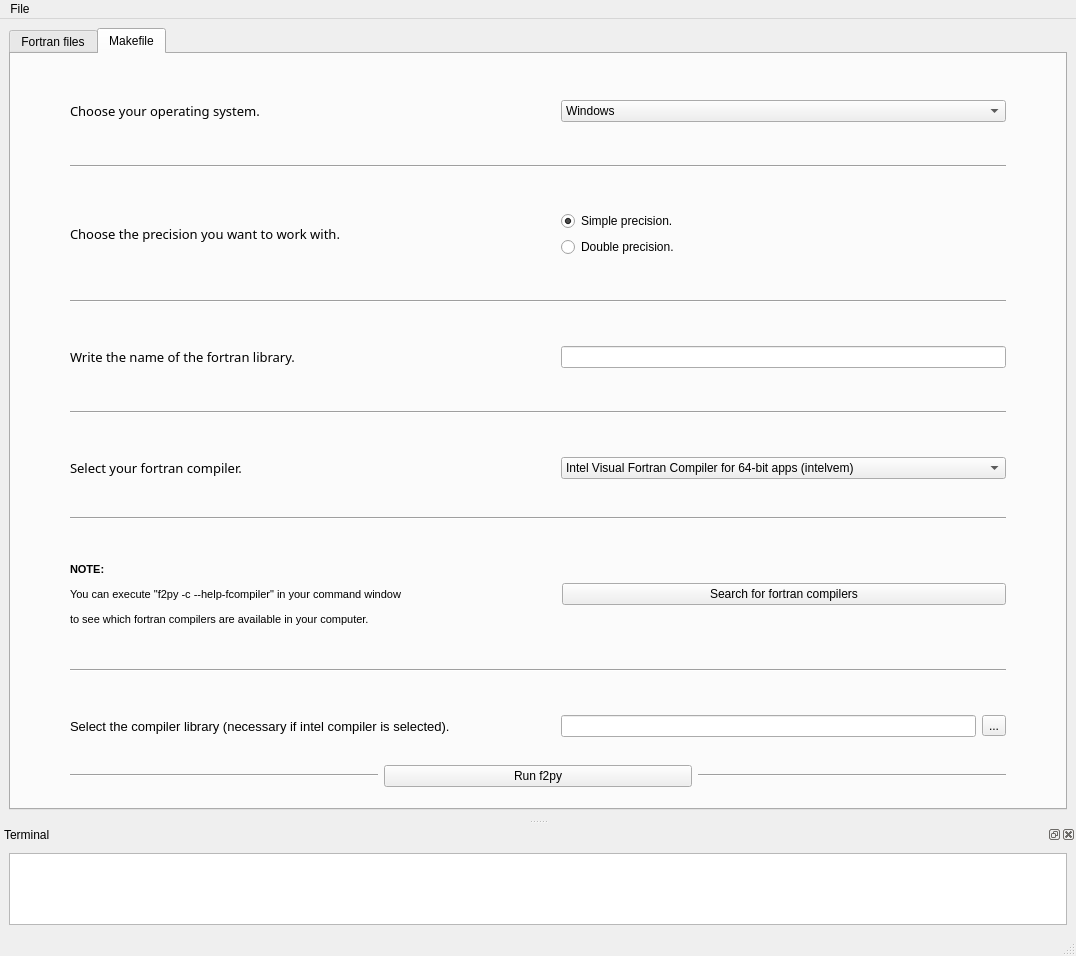
Above: fparser_GUI/GUI.ui from mramagu/Fortran-to-Python-Wrapper before the change. Below: the same form after it.
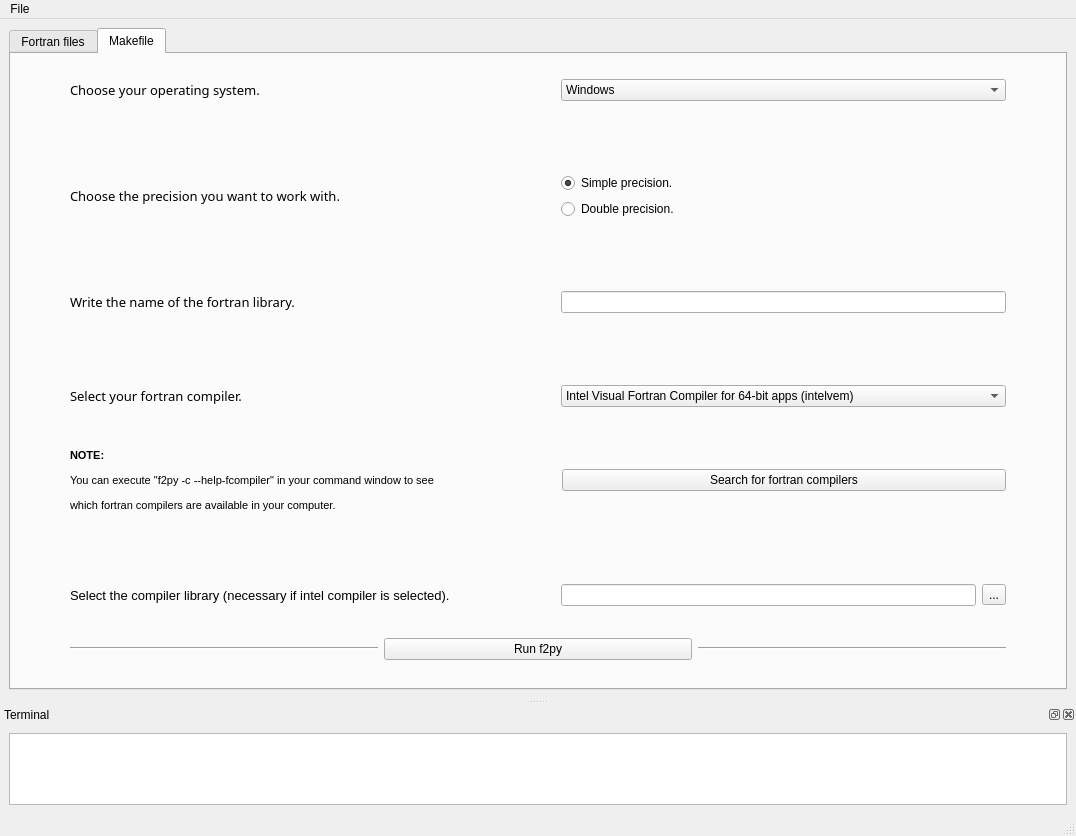
That is the form after the change. The open tabs and pages were chosen to show the change.

Commit message: fortran files dependence order

```diff
--- a/fparser_GUI/GUI.ui
+++ b/fparser_GUI/GUI.ui
@@ -7,7 +7,7 @@
     <x>0</x>
     <y>0</y>
     <width>1076</width>
-    <height>956</height>
+    <height>836</height>
    </rect>
   </property>
   <property name="windowTitle">
@@ -314,22 +314,6 @@
         <string>Makefile</string>
        </attribute>
        <layout class="QVBoxLayout" name="verticalLayout_8">
-        <item>
-         <spacer name="verticalSpacer_13">
-          <property name="orientation">
-           <enum>Qt::Vertical</enum>
-          </property>
-          <property name="sizeType">
-           <enum>QSizePolicy::Fixed</enum>
-          </property>
-          <property name="sizeHint" stdset="0">
-           <size>
-            <width>20</width>
-            <height>25</height>
-           </size>
-          </property>
-         </spacer>
-        </item>
         <item>
          <layout class="QHBoxLayout" name="horizontalLayout_4">
           <property name="leftMargin">
@@ -392,40 +376,7 @@
           <property name="sizeHint" stdset="0">
            <size>
             <width>20</width>
-            <height>25</height>
-           </size>
-          </property>
-         </spacer>
-        </item>
-        <item>
-         <layout class="QHBoxLayout" name="horizontalLayout_12">
-          <property name="leftMargin">
-           <number>50</number>
-          </property>
-          <property name="rightMargin">
-           <number>50</number>
-          </property>
-          <item>
-           <widget class="Line" name="line_5">
-            <property name="orientation">
-             <enum>Qt::Horizontal</enum>
-            </property>
-           </widget>
-          </item>
-         </layout>
-        </item>
-        <item>
-         <spacer name="verticalSpacer_8">
-          <property name="orientation">
-           <enum>Qt::Vertical</enum>
-          </property>
-          <property name="sizeType">
-           <enum>QSizePolicy::Fixed</enum>
-          </property>
-          <property name="sizeHint" stdset="0">
-           <size>
-            <width>20</width>
-            <height>25</height>
+            <height>50</height>
            </size>
           </property>
          </spacer>
@@ -492,40 +443,7 @@
           <property name="sizeHint" stdset="0">
            <size>
             <width>20</width>
-            <height>25</height>
-           </size>
-          </property>
-         </spacer>
-        </item>
-        <item>
-         <layout class="QHBoxLayout" name="horizontalLayout_13">
-          <property name="leftMargin">
-           <number>50</number>
-          </property>
-          <property name="rightMargin">
-           <number>50</number>
-          </property>
-          <item>
-           <widget class="Line" name="line_6">
-            <property name="orientation">
-             <enum>Qt::Horizontal</enum>
-            </property>
-           </widget>
-          </item>
-         </layout>
-        </item>
-        <item>
-         <spacer name="verticalSpacer_9">
-          <property name="orientation">
-           <enum>Qt::Vertical</enum>
-          </property>
-          <property name="sizeType">
-           <enum>QSizePolicy::Fixed</enum>
-          </property>
-          <property name="sizeHint" stdset="0">
-           <size>
-            <width>20</width>
-            <height>25</height>
+            <height>50</height>
            </size>
           </property>
          </spacer>
@@ -591,40 +509,7 @@
           <property name="sizeHint" stdset="0">
            <size>
             <width>20</width>
-            <height>25</height>
-           </size>
-          </property>
-         </spacer>
-        </item>
-        <item>
-         <layout class="QHBoxLayout" name="horizontalLayout_14">
-          <property name="leftMargin">
-           <number>50</number>
-          </property>
-          <property name="rightMargin">
-           <number>50</number>
-          </property>
-          <item>
-           <widget class="Line" name="line_7">
-            <property name="orientation">
-             <enum>Qt::Horizontal</enum>
-            </property>
-           </widget>
-          </item>
-         </layout>
-        </item>
-        <item>
-         <spacer name="verticalSpacer_10">
-          <property name="orientation">
-           <enum>Qt::Vertical</enum>
-          </property>
-          <property name="sizeType">
-           <enum>QSizePolicy::Fixed</enum>
-          </property>
-          <property name="sizeHint" stdset="0">
-           <size>
-            <width>20</width>
-            <height>25</height>
+            <height>50</height>
            </size>
           </property>
          </spacer>
@@ -695,39 +580,6 @@
           </property>
          </spacer>
         </item>
-        <item>
-         <layout class="QHBoxLayout" name="horizontalLayout_15">
-          <property name="leftMargin">
-           <number>50</number>
-          </property>
-          <property name="rightMargin">
-           <number>50</number>
-          </property>
-          <item>
-           <widget class="Line" name="line_8">
-            <property name="orientation">
-             <enum>Qt::Horizontal</enum>
-            </property>
-           </widget>
-          </item>
-         </layout>
-        </item>
-        <item>
-         <spacer name="verticalSpacer_11">
-          <property name="orientation">
-           <enum>Qt::Vertical</enum>
-          </property>
-          <property name="sizeType">
-           <enum>QSizePolicy::Fixed</enum>
-          </property>
-          <property name="sizeHint" stdset="0">
-           <size>
-            <width>20</width>
-            <height>25</height>
-           </size>
-          </property>
-         </spacer>
-        </item>
         <item>
          <layout class="QHBoxLayout" name="horizontalLayout_8">
           <property name="spacing">
@@ -752,7 +604,7 @@
                <bool>false</bool>
               </property>
               <property name="text">
-               <string>&lt;html&gt;&lt;head/&gt;&lt;body&gt;&lt;p&gt;&lt;span style=&quot; font-weight:600;&quot;&gt;NOTE:&lt;/span&gt;&lt;/p&gt;&lt;p&gt;You can execute &amp;quot;f2py -c --help-fcompiler&amp;quot; in your command window&lt;/p&gt;&lt;p&gt;to see which fortran compilers are available in your computer.&lt;/p&gt;&lt;/body&gt;&lt;/html&gt;</string>
+               <string>&lt;html&gt;&lt;head/&gt;&lt;body&gt;&lt;p&gt;&lt;span style=&quot; font-weight:600;&quot;&gt;NOTE:&lt;/span&gt;&lt;/p&gt;&lt;p&gt;You can execute &amp;quot;f2py -c --help-fcompiler&amp;quot; in your command window to see &lt;/p&gt;&lt;p&gt;which fortran compilers are available in your computer.&lt;/p&gt;&lt;/body&gt;&lt;/html&gt;</string>
               </property>
               <property name="textFormat">
                <enum>Qt::AutoText</enum>
@@ -797,40 +649,7 @@
           <property name="sizeHint" stdset="0">
            <size>
             <width>20</width>
-            <height>25</height>
-           </size>
-          </property>
-         </spacer>
-        </item>
-        <item>
-         <layout class="QHBoxLayout" name="horizontalLayout_16">
-          <property name="leftMargin">
-           <number>50</number>
-          </property>
-          <property name="rightMargin">
-           <number>50</number>
-          </property>
-          <item>
-           <widget class="Line" name="line_9">
-            <property name="orientation">
-             <enum>Qt::Horizontal</enum>
-            </property>
-           </widget>
-          </item>
-         </layout>
-        </item>
-        <item>
-         <spacer name="verticalSpacer_12">
-          <property name="orientation">
-           <enum>Qt::Vertical</enum>
-          </property>
-          <property name="sizeType">
-           <enum>QSizePolicy::Fixed</enum>
-          </property>
-          <property name="sizeHint" stdset="0">
-           <size>
-            <width>20</width>
-            <height>25</height>
+            <height>50</height>
            </size>
           </property>
          </spacer>
```
Left out of the diff: 14 changed lines with no effect on the pictures. The commit also changes 4 other files.
